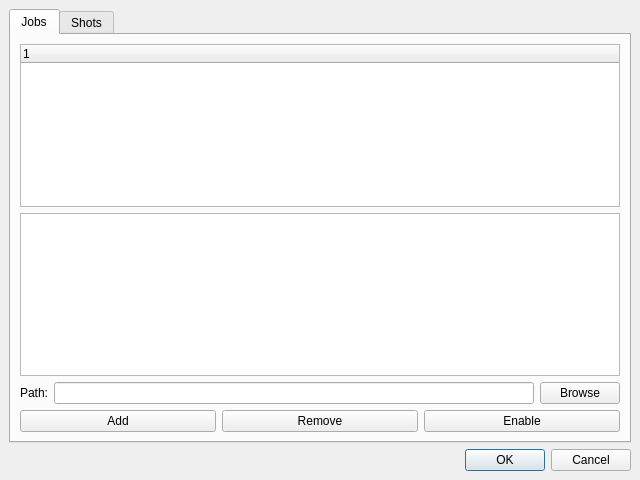
Above: core/ui/icadminUI.ui from mjbonnington/icarus-gps before the change. Below: the same form after it.
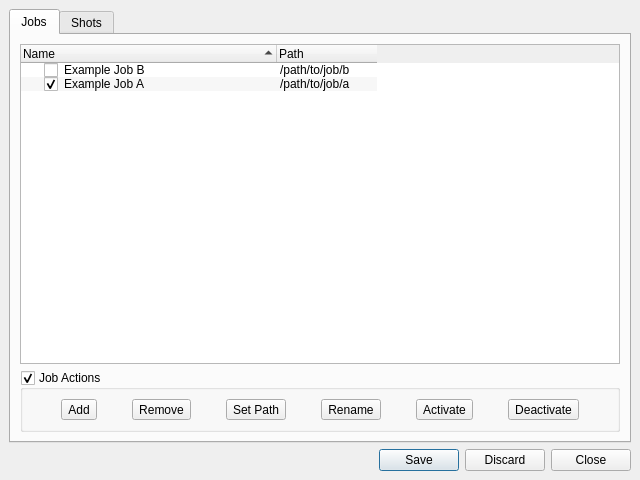
That is the form after the change. Icons and pictures are not drawn.

Commit message: Added shelf icon to Maya to fix orthographic camera clip planes correctly when dealing with large scale objects and scenes.

Patch:
```diff
--- a/core/ui/icadminUI.ui
+++ b/core/ui/icadminUI.ui
@@ -39,23 +39,8 @@
        <layout class="QVBoxLayout" name="verticalLayout">
         <item>
          <widget class="QTreeWidget" name="jobs_treeWidget">
-          <column>
-           <property name="text">
-            <string notr="true">1</string>
-           </property>
-          </column>
-         </widget>
-        </item>
-        <item>
-         <widget class="QListWidget" name="jobs_listWidget">
-          <property name="acceptDrops">
-           <bool>true</bool>
-          </property>
-          <property name="dragEnabled">
-           <bool>true</bool>
-          </property>
           <property name="dragDropMode">
-           <enum>QAbstractItemView::InternalMove</enum>
+           <enum>QAbstractItemView::NoDragDrop</enum>
           </property>
           <property name="alternatingRowColors">
            <bool>true</bool>
@@ -63,64 +48,185 @@
           <property name="selectionMode">
            <enum>QAbstractItemView::ExtendedSelection</enum>
           </property>
-          <property name="selectionBehavior">
-           <enum>QAbstractItemView::SelectRows</enum>
+          <property name="textElideMode">
+           <enum>Qt::ElideMiddle</enum>
           </property>
-          <property name="modelColumn">
-           <number>0</number>
+          <property name="verticalScrollMode">
+           <enum>QAbstractItemView::ScrollPerItem</enum>
           </property>
-         </widget>
-        </item>
-        <item>
-         <layout class="QHBoxLayout" name="path_horizontalLayout">
+          <property name="horizontalScrollMode">
+           <enum>QAbstractItemView::ScrollPerPixel</enum>
+          </property>
+          <property name="uniformRowHeights">
+           <bool>true</bool>
+          </property>
+          <property name="itemsExpandable">
+           <bool>false</bool>
+          </property>
+          <property name="sortingEnabled">
+           <bool>true</bool>
+          </property>
+          <property name="allColumnsShowFocus">
+           <bool>true</bool>
+          </property>
+          <property name="expandsOnDoubleClick">
+           <bool>false</bool>
+          </property>
+          <attribute name="headerDefaultSectionSize">
+           <number>256</number>
+          </attribute>
+          <attribute name="headerShowSortIndicator" stdset="0">
+           <bool>true</bool>
+          </attribute>
+          <attribute name="headerStretchLastSection">
+           <bool>false</bool>
+          </attribute>
+          <column>
+           <property name="text">
+            <string>Name</string>
+           </property>
+          </column>
+          <column>
+           <property name="text">
+            <string>Path</string>
+           </property>
+          </column>
           <item>
-           <widget class="QLabel" name="path_label">
-            <property name="text">
-             <string>Path:</string>
-            </property>
-           </widget>
+           <property name="text">
+            <string>Example Job B</string>
+           </property>
+           <property name="checkState">
+            <enum>Unchecked</enum>
+           </property>
+           <property name="text">
+            <string>/path/to/job/b</string>
+           </property>
+           <property name="flags">
+            <set>ItemIsSelectable|ItemIsEditable|ItemIsDragEnabled|ItemIsUserCheckable|ItemIsEnabled</set>
+           </property>
           </item>
           <item>
-           <widget class="QLineEdit" name="path_lineEdit"/>
+           <property name="text">
+            <string>Example Job A</string>
+           </property>
+           <property name="checkState">
+            <enum>Checked</enum>
+           </property>
+           <property name="text">
+            <string>/path/to/job/a</string>
+           </property>
+           <property name="flags">
+            <set>ItemIsSelectable|ItemIsEditable|ItemIsDragEnabled|ItemIsUserCheckable|ItemIsEnabled</set>
+           </property>
           </item>
-          <item>
-           <widget class="QPushButton" name="pathBrowse_pushButton">
-            <property name="text">
-             <string>Browse</string>
-            </property>
-           </widget>
-          </item>
-         </layout>
+         </widget>
         </item>
         <item>
-         <layout class="QHBoxLayout" name="jobActions_horizontalLayout">
-          <item>
-           <widget class="QPushButton" name="jobAdd_pushButton">
-            <property name="text">
-             <string>Add</string>
-            </property>
-           </widget>
-          </item>
-          <item>
-           <widget class="QPushButton" name="jobRemove_pushButton">
-            <property name="text">
-             <string>Remove</string>
-            </property>
-           </widget>
-          </item>
-          <item>
-           <widget class="QPushButton" name="jobEnable_pushButton">
-            <property name="text">
-             <string>Enable</string>
-            </property>
-           </widget>
-          </item>
-         </layout>
+         <widget class="QGroupBox" name="jobActions_groupBox">
+          <property name="title">
+           <string>Job Actions</string>
+          </property>
+          <property name="checkable">
+           <bool>true</bool>
+          </property>
+          <layout class="QHBoxLayout" name="horizontalLayout">
+           <item>
+            <widget class="QToolButton" name="jobAdd_toolButton">
+             <property name="text">
+              <string>Add</string>
+             </property>
+             <property name="icon">
+              <iconset resource="rsc.qrc">
+               <normaloff>:/rsc/rsc/icon_add.png</normaloff>
+               <disabledoff>:/rsc/rsc/icon_add_disabled.png</disabledoff>:/rsc/rsc/icon_add.png</iconset>
+             </property>
+             <property name="iconSize">
+              <size>
+               <width>32</width>
+               <height>32</height>
+              </size>
+             </property>
+             <property name="toolButtonStyle">
+              <enum>Qt::ToolButtonTextUnderIcon</enum>
+             </property>
+            </widget>
+           </item>
+           <item>
+            <widget class="QToolButton" name="jobDelete_toolButton">
+             <property name="text">
+              <string>Remove</string>
+             </property>
+             <property name="icon">
+              <iconset resource="rsc.qrc">
+               <normaloff>:/rsc/rsc/icon_delete.png</normaloff>
+               <disabledoff>:/rsc/rsc/icon_delete_disabled.png</disabledoff>:/rsc/rsc/icon_delete.png</iconset>
+             </property>
+             <property name="iconSize">
+              <size>
+               <width>32</width>
+               <height>32</height>
+              </size>
+             </property>
+             <property name="toolButtonStyle">
+              <enum>Qt::ToolButtonTextUnderIcon</enum>
+             </property>
+            </widget>
+           </item>
+           <item>
+            <widget class="QToolButton" name="jobPath_toolButton">
+             <property name="text">
+              <string>Set Path</string>
+             </property>
+             <property name="icon">
+              <iconset resource="rsc.qrc">
+               <normaloff>:/rsc/rsc/icon_folder.png</normaloff>
+               <disabledoff>:/rsc/rsc/icon_folder_disabled.png</disabledoff>:/rsc/rsc/icon_folder.png</iconset>
+             </property>
+             <property name="iconSize">
+              <size>
+               <width>32</width>
+               <height>32</height>
+              </size>
+             </property>
+             <property name="toolButtonStyle">
+              <enum>Qt::ToolButtonTextUnderIcon</enum>
+             </property>
+            </widget>
+           </item>
+           <item>
+            <widget class="QToolButton" name="toolButton">
+             <property name="text">
+              <string>Rename</string>
+             </property>
+             <property name="toolButtonStyle">
+              <enum>Qt::ToolButtonTextUnderIcon</enum>
+             </property>
+            </widget>
+           </item>
+           <item>
+            <widget class="QToolButton" name="jobActivate_toolButton">
+             <property name="text">
+              <string>Activate</string>
+             </property>
+             <property name="toolButtonStyle">
+              <enum>Qt::ToolButtonTextUnderIcon</enum>
+             </property>
+            </widget>
+           </item>
+           <item>
+            <widget class="QToolButton" name="jobDeactivate_toolButton">
+             <property name="text">
+              <string>Deactivate</string>
+             </property>
+             <property name="toolButtonStyle">
+              <enum>Qt::ToolButtonTextUnderIcon</enum>
+             </property>
+            </widget>
+           </item>
+          </layout>
+         </widget>
         </item>
        </layout>
-       <zorder>jobs_listWidget</zorder>
-       <zorder></zorder>
-       <zorder>jobs_treeWidget</zorder>
       </widget>
       <widget class="QWidget" name="shots_tab">
        <attribute name="title">
@@ -151,7 +257,7 @@
     <item>
      <widget class="QDialogButtonBox" name="buttonBox">
       <property name="standardButtons">
-       <set>QDialogButtonBox::Cancel|QDialogButtonBox::Ok</set>
+       <set>QDialogButtonBox::Close|QDialogButtonBox::Discard|QDialogButtonBox::Save</set>
       </property>
      </widget>
     </item>
```
The commit also changes 14 other files.
